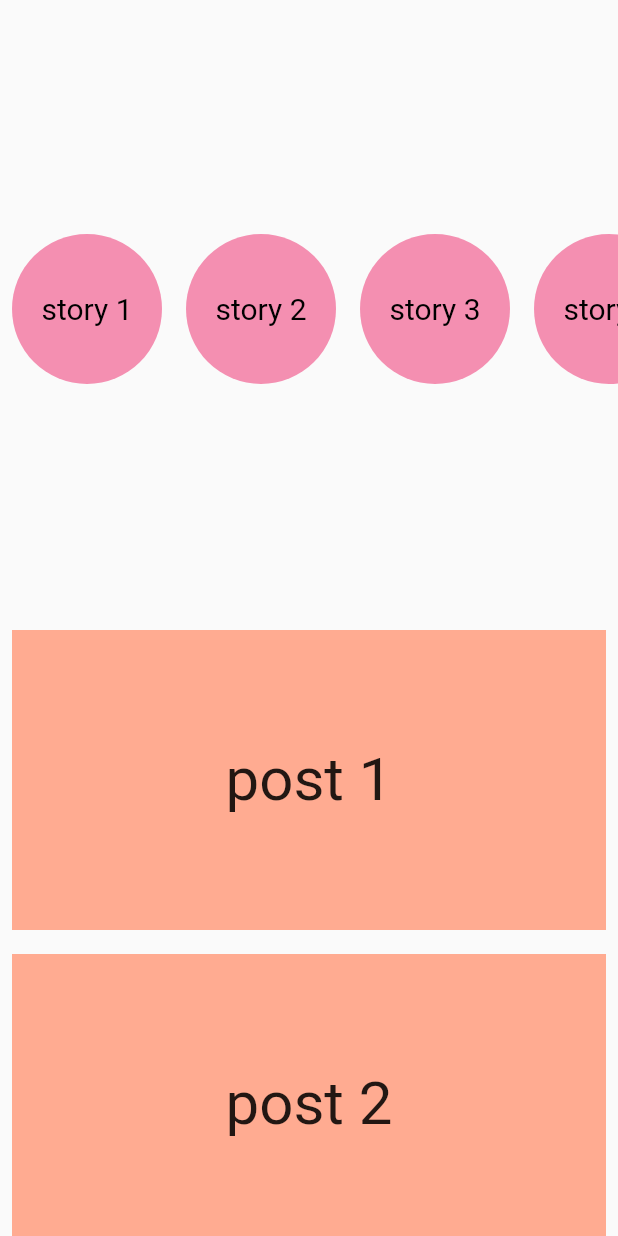
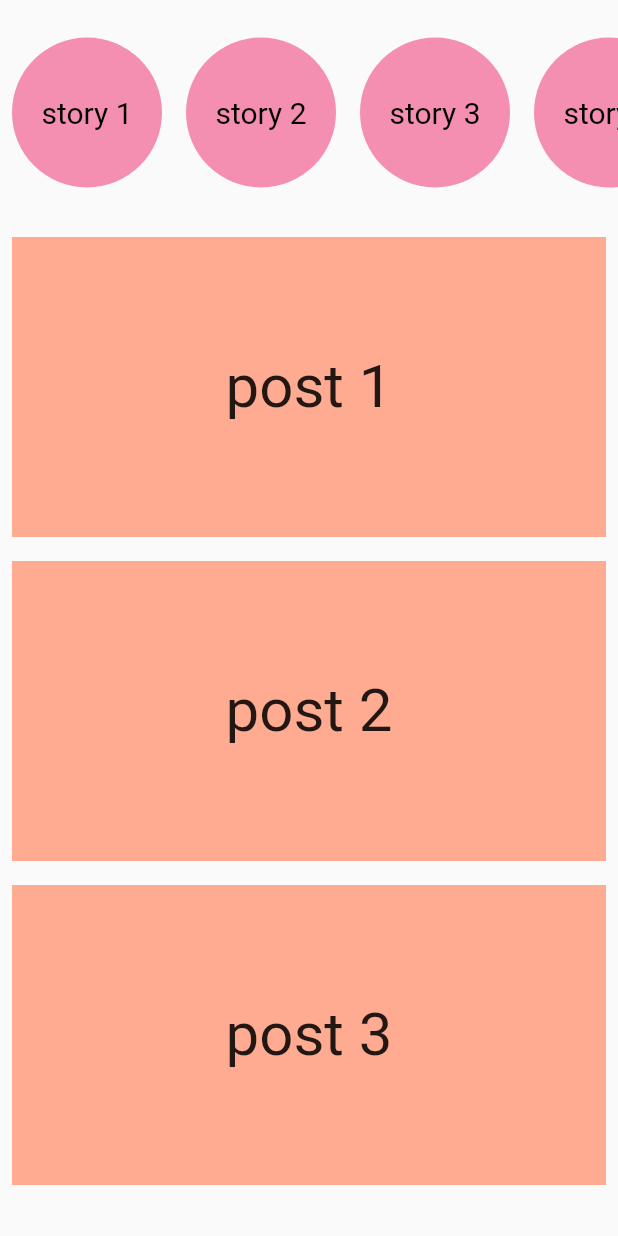
Before and after one commit to asahaya/widget_of_the_day_220813, a Flutter app: the screen it shows after launch, on a phone screen of 412 x 824 dp. Run offline on Flutter 3.47's test engine with Material 2 defaults, Android fonts, the phone set to English and light mode, and no system bars.

Commit message:
比率など

```diff
--- a/lib/no04_ListView_Builder.dart
+++ b/lib/no04_ListView_Builder.dart
@@ -28,7 +28,8 @@ class _No04_ListView_BuilderState extends State<No04_ListView_Builder> {
       home: Scaffold(
         body: Column(
           children: [
-            Expanded(
+            Container(
+              height: 150,
               child: ListView.builder(
                 itemCount: _stories.length,
                 scrollDirection: Axis.horizontal,
```
